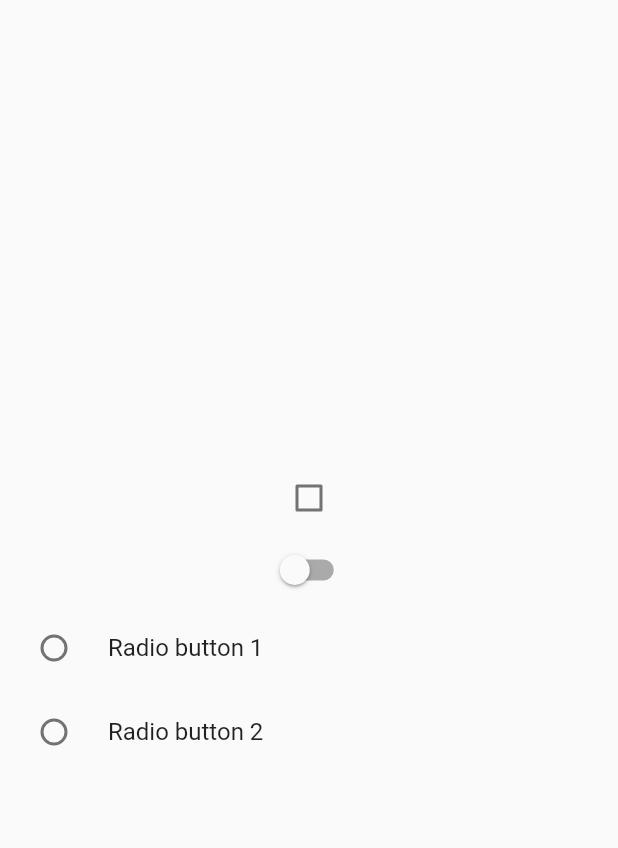
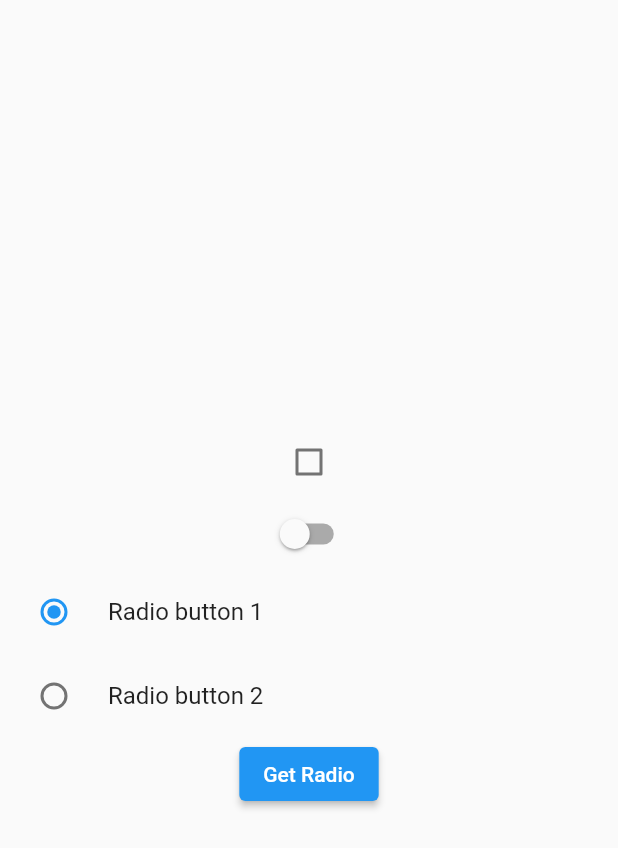
Before and after one commit to GayratShirnboyev/selection_controls, a Flutter app: the screen it shows after launch, after a tap on "Radio button 1", on a phone screen of 412 x 824 dp. Shown: the top 848 px of the screen. Run offline on Flutter 3.47's test engine with Material 2 defaults, Android fonts, the phone set to English and light mode, and no system bars.

Commit message:
radio button

```diff
--- a/lib/main.dart
+++ b/lib/main.dart
@@ -13,6 +13,7 @@ class MyApp extends StatefulWidget {
 
 class _MyAppState extends State<MyApp> {
   bool isChecked = false;
+  String? price;
   @override
   Widget build(BuildContext context) {
     return MaterialApp(
@@ -41,20 +42,29 @@ class _MyAppState extends State<MyApp> {
               ),
               RadioListTile(
                 title: Text('Radio button 1'),
-                value: 'Value',
-                groupValue: 'groupValue',
+                value: '100',
+                groupValue: price,
                 onChanged: ((value) {
-                  print(value);
+                  setState(() {
+                    price = value.toString();
+                  });
                 }),
               ),
               RadioListTile(
                 title: Text('Radio button 2'),
-                value: 'Value',
-                groupValue: 'groupValue',
+                value: '200',
+                groupValue: price,
                 onChanged: ((value) {
-                  print(value);
+                  setState(() {
+                    price = value.toString();
+                  });
                 }),
               ),
+              ElevatedButton(
+                  onPressed: () {
+                    print(price);
+                  },
+                  child: Text('Get Radio'))
             ],
           ),
         ),
```
